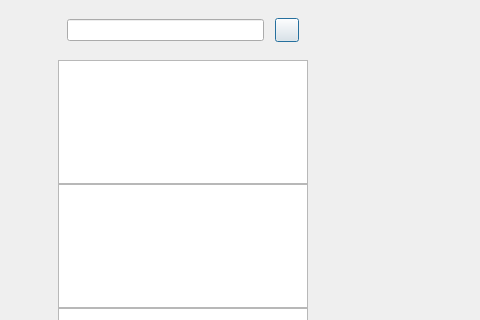
Old version of the form ChatRoom/chatdialog.ui in the repository Mushiyuqi/ChatRoom; both pictures show x 0 to 480 and y 0 to 320 of the 588 by 432 pixel window.
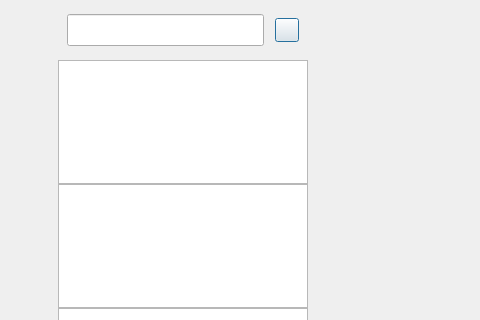
New version of the form. Custom widgets are drawn as their Qt base class.

Diff of the .ui file:
```diff
--- a/ChatRoom/chatdialog.ui
+++ b/ChatRoom/chatdialog.ui
@@ -202,7 +202,20 @@
         </property>
         <layout class="QHBoxLayout" name="horizontalLayout_2">
          <item>
-          <widget class="CustomizeEdit" name="search_edit"/>
+          <widget class="CustomizeEdit" name="search_edit">
+           <property name="minimumSize">
+            <size>
+             <width>0</width>
+             <height>32</height>
+            </size>
+           </property>
+           <property name="maximumSize">
+            <size>
+             <width>16777215</width>
+             <height>32</height>
+            </size>
+           </property>
+          </widget>
          </item>
          <item>
           <spacer name="horizontalSpacer">
@@ -293,6 +306,11 @@
    <header location="global">statewidget.h</header>
    <container>1</container>
   </customwidget>
+  <customwidget>
+   <class>SearchList</class>
+   <extends>QListWidget</extends>
+   <header location="global">searchlist.h</header>
+  </customwidget>
  </customwidgets>
  <resources/>
  <connections/>
```
Left out of the diff: 2 changed lines with no effect on the pictures.
